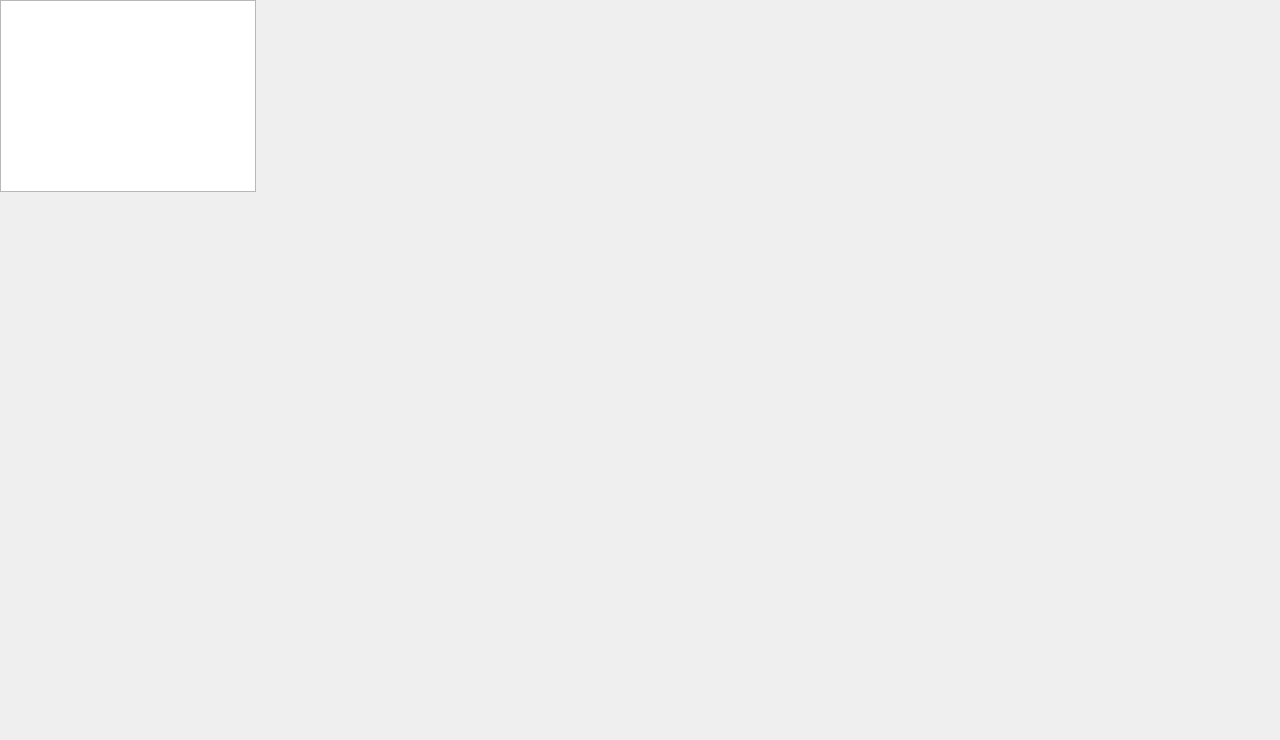
Old version of the form widget.ui in the repository XJulianSalazarX/Parcial3.
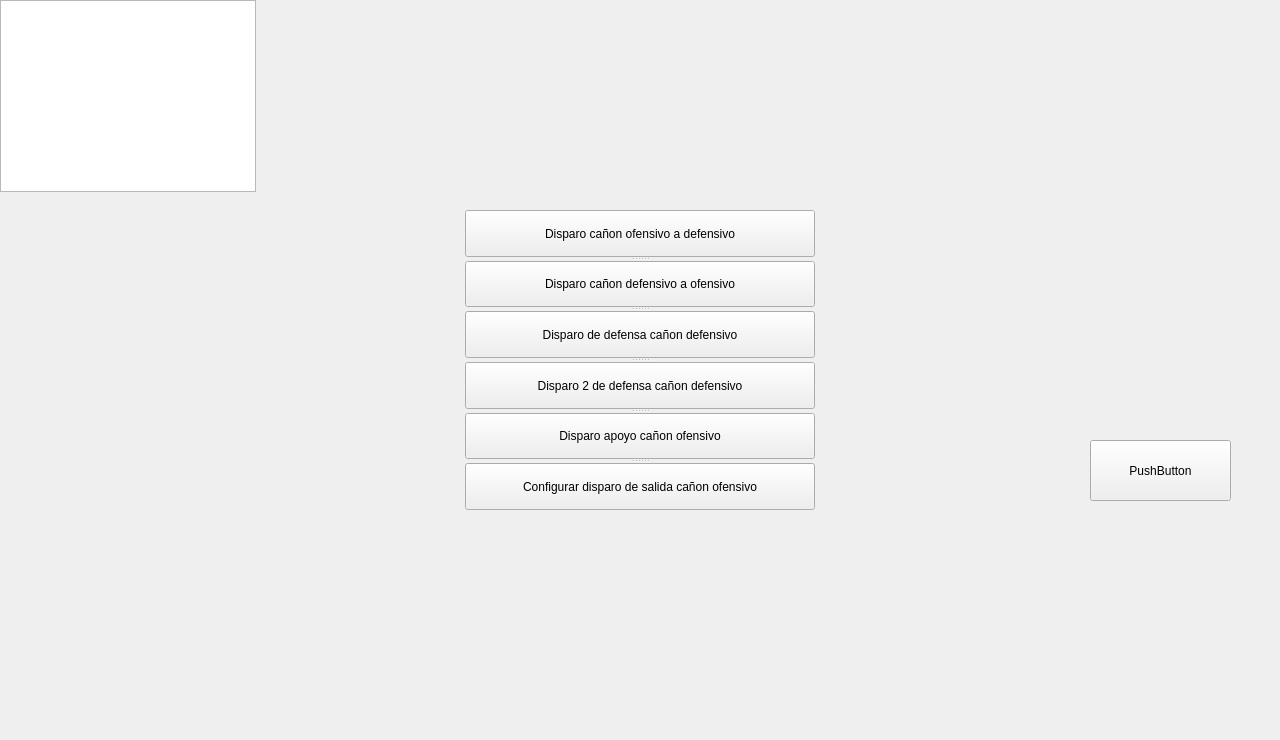
New version of the form.

Diff of the .ui file:
```diff
--- a/widget.ui
+++ b/widget.ui
@@ -23,6 +23,62 @@
     </rect>
    </property>
   </widget>
+  <widget class="QPushButton" name="iniciar">
+   <property name="geometry">
+    <rect>
+     <x>1090</x>
+     <y>440</y>
+     <width>141</width>
+     <height>61</height>
+    </rect>
+   </property>
+   <property name="text">
+    <string>PushButton</string>
+   </property>
+  </widget>
+  <widget class="QSplitter" name="splitter">
+   <property name="geometry">
+    <rect>
+     <x>465</x>
+     <y>210</y>
+     <width>350</width>
+     <height>300</height>
+    </rect>
+   </property>
+   <property name="orientation">
+    <enum>Qt::Vertical</enum>
+   </property>
+   <widget class="QPushButton" name="punto1">
+    <property name="text">
+     <string>Disparo cañon ofensivo a defensivo</string>
+    </property>
+   </widget>
+   <widget class="QPushButton" name="punto2">
+    <property name="text">
+     <string>Disparo cañon defensivo a ofensivo</string>
+    </property>
+   </widget>
+   <widget class="QPushButton" name="punto3">
+    <property name="text">
+     <string>Disparo de defensa cañon defensivo</string>
+    </property>
+   </widget>
+   <widget class="QPushButton" name="punto4">
+    <property name="text">
+     <string>Disparo 2 de defensa cañon defensivo</string>
+    </property>
+   </widget>
+   <widget class="QPushButton" name="punto5">
+    <property name="text">
+     <string>Disparo apoyo cañon ofensivo</string>
+    </property>
+   </widget>
+   <widget class="QPushButton" name="punto6">
+    <property name="text">
+     <string>Configurar disparo de salida cañon ofensivo</string>
+    </property>
+   </widget>
+  </widget>
  </widget>
  <resources/>
  <connections/>
```
